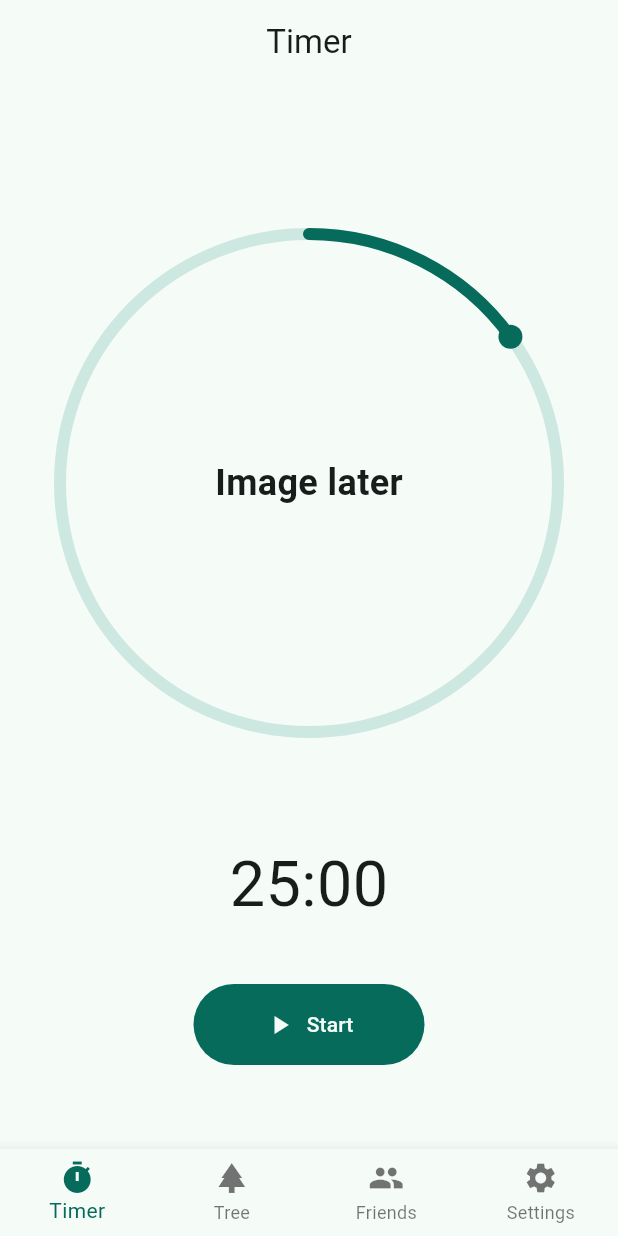
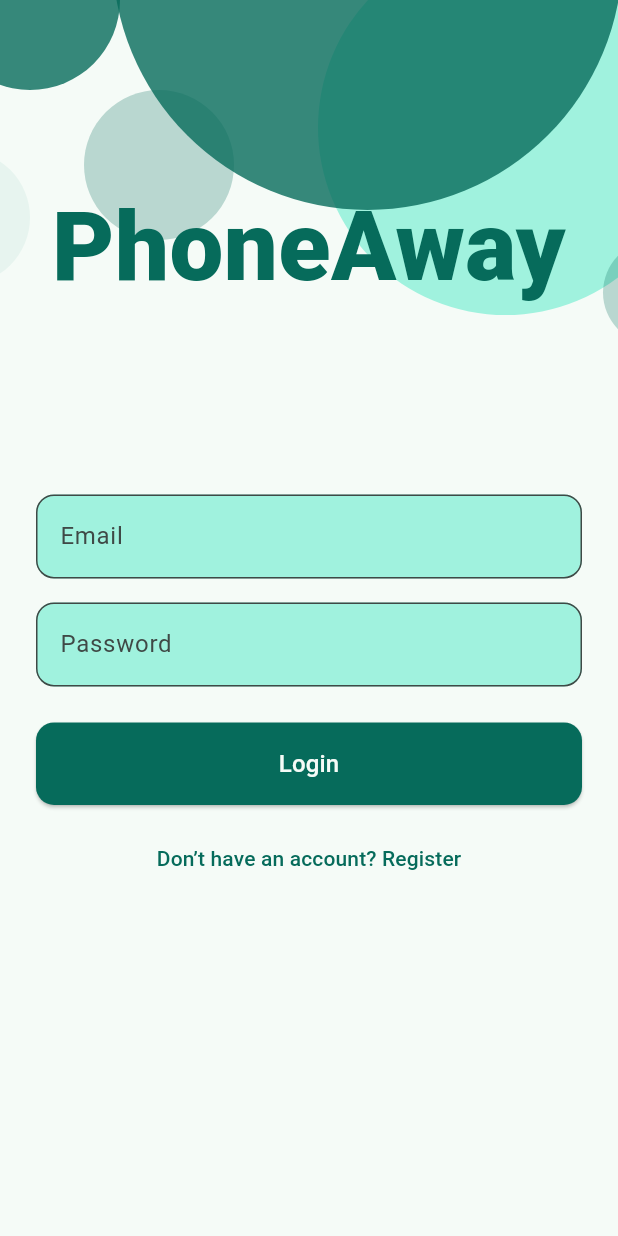
Before and after one commit to Juliangames/phone_away, a Flutter app: the screen it shows after launch, on a phone screen of 412 x 824 dp. Run offline on Flutter 3.47's test engine with Material 3 defaults, Android fonts, the phone set to English and light mode, and no system bars; drawn by our look-alikes of sleek_circular_slider; our stand-ins replace firebase_auth, firebase_core, image_picker; accounts and stored records are empty.

Commit message:
Added auth

```diff
--- a/lib/main.dart
+++ b/lib/main.dart
@@ -1,11 +1,18 @@
 import 'package:flutter/material.dart';
+import 'package:firebase_core/firebase_core.dart';
+import 'package:firebase_auth/firebase_auth.dart';
+import 'firebase_options.dart';
+
 import 'package:phone_away/theme/theme.dart';
 import 'screens/timer_page.dart';
 import 'screens/tree_page.dart';
 import 'screens/friends_page.dart';
 import 'screens/settings_page.dart';
+import 'screens/auth_page.dart'; // Make sure you created this as per earlier
 
-void main() {
+void main() async {
+  WidgetsFlutterBinding.ensureInitialized();
+  await Firebase.initializeApp(options: DefaultFirebaseOptions.currentPlatform);
   runApp(const MyApp());
 }
 
@@ -21,7 +28,31 @@ class MyApp extends StatelessWidget {
         useMaterial3: true,
         scaffoldBackgroundColor: AppColors.surfaceColor,
       ),
-      home: const MainNavigation(),
+      home: const AuthWrapper(), // 🔁 Auth-aware entry point
+    );
+  }
+}
+
+class AuthWrapper extends StatelessWidget {
+  const AuthWrapper({super.key});
+
+  @override
+  Widget build(BuildContext context) {
+    return StreamBuilder<User?>(
+      stream: FirebaseAuth.instance.authStateChanges(),
+      builder: (context, snapshot) {
+        if (snapshot.connectionState == ConnectionState.waiting) {
+          return const Scaffold(
+            body: Center(child: CircularProgressIndicator()),
+          );
+        }
+
+        if (snapshot.hasData) {
+          return const MainNavigation(); //  Authenticated
+        }
+
+        return const AuthPage(); //  Not logged in
+      },
     );
   }
 }
--- /dev/null
+++ b/lib/screens/auth_page.dart
@@ -0,0 +1,240 @@
+import 'package:flutter/material.dart';
+import 'package:firebase_auth/firebase_auth.dart';
+import 'package:phone_away/theme/theme.dart';
+import '../services/auth_service.dart';
+
+class AuthPage extends StatefulWidget {
+  const AuthPage({super.key});
+
+  @override
+  State<AuthPage> createState() => _AuthPageState();
+}
+
+class _AuthPageState extends State<AuthPage> {
+  final AuthService _authService = AuthService();
+  final _formKey = GlobalKey<FormState>();
+  bool _isLogin = true; // toggle between login/register
+  bool _loading = false;
+  String _email = '';
+  String _password = '';
+  String? _error;
+
+  Future<void> _submit() async {
+    if (!_formKey.currentState!.validate()) return;
+
+    setState(() {
+      _loading = true;
+      _error = null;
+    });
+
+    _formKey.currentState!.save();
+
+    try {
+      if (_isLogin) {
+        await _authService.signIn(
+          email: _email.trim(),
+          password: _password.trim(),
+        );
+      } else {
+        await _authService.register(
+          email: _email.trim(),
+          password: _password.trim(),
+        );
+      }
+      // On success, Firebase automatically keeps user logged in
+      // You can navigate away or rebuild based on auth state
+    } on FirebaseAuthException catch (e) {
+      setState(() {
+        _error = e.message;
+      });
+    } catch (e) {
+      setState(() {
+        _error = "An unknown error occurred.";
+      });
+    }
+
+    setState(() {
+      _loading = false;
+    });
+  }
+
+  @override
+  Widget build(BuildContext context) {
+    return Scaffold(
+      backgroundColor: AppColors.surfaceColor,
+      body: Stack(
+        children: [
+          // Background decorative circles
+          Positioned(
+            top: -60,
+            left: -40,
+            child: _buildCircle(120, AppColors.primaryColor.withOpacity(0.8)),
+          ),
+          Positioned(
+            top: -40,
+            right: -50,
+            child: _buildCircle(
+              250,
+              AppColors.primaryContainerColor.withOpacity(1),
+            ),
+          ),
+          Positioned(
+            top: -200,
+            left: 75,
+            child: _buildCircle(340, AppColors.primaryColor.withOpacity(0.8)),
+          ),
+          Positioned(
+            top: 100,
+            left: -70,
+            child: _buildCircle(
+              90,
+              AppColors.secondaryContainerColor.withOpacity(0.35),
+            ),
+          ),
+          Positioned(
+            top: 160,
+            right: -60,
+            child: _buildCircle(70, AppColors.primaryColor.withOpacity(0.25)),
+          ),
+          Positioned(
+            top: 60,
+            left: MediaQuery.of(context).size.width / 2 - 150,
+            child: _buildCircle(100, AppColors.primaryColor.withOpacity(0.25)),
+          ),
+
+          // Main content
+          Column(
+            children: [
+              // Big centered title
+              Expanded(
+                flex: 2,
+                child: Center(
+                  child: Text(
+                    'PhoneAway',
+                    style: const TextStyle(
+                      fontSize: 64,
+                      fontWeight: FontWeight.w800,
+                      color: AppColors.primaryColor,
+                    ),
+                    textAlign: TextAlign.center,
+                  ),
+                ),
+              ),
+
+              // Form fields
+              Expanded(
+                flex: 3,
+                child: SingleChildScrollView(
+                  padding: const EdgeInsets.symmetric(horizontal: 24),
+                  child: Form(
+                    key: _formKey,
+                    child: Column(
+                      mainAxisSize: MainAxisSize.min,
+                      crossAxisAlignment: CrossAxisAlignment.stretch,
+                      children: [
+                        TextFormField(
+                          key: const ValueKey('email'),
+                          decoration: InputDecoration(
+                            labelText: 'Email',
+                            labelStyle: const TextStyle(
+                              color: AppColors.onSurfaceVariantColor,
+                            ),
+                            filled: true,
+                            fillColor: AppColors.primaryContainerColor,
+                            border: OutlineInputBorder(
+                              borderRadius: BorderRadius.circular(12),
+                            ),
+                          ),
+                          keyboardType: TextInputType.emailAddress,
+                          autocorrect: false,
+                          textCapitalization: TextCapitalization.none,
+                          validator: (value) {
+                            if (value == null || !value.contains('@')) {
+                              return 'Enter a valid email';
+                            }
+                            return null;
+                          },
+                          onSaved: (value) => _email = value ?? '',
+                        ),
+                        const SizedBox(height: 16),
+                        TextFormField(
+                          key: const ValueKey('password'),
+                          decoration: InputDecoration(
+                            labelText: 'Password',
+                            labelStyle: const TextStyle(
+                              color: AppColors.onSurfaceVariantColor,
+                            ),
+                            filled: true,
+                            fillColor: AppColors.primaryContainerColor,
+                            border: OutlineInputBorder(
+                              borderRadius: BorderRadius.circular(12),
+                            ),
+                          ),
+                          obscureText: true,
+                          validator: (value) {
+                            if (value == null || value.length < 6) {
+                              return 'Password must be at least 6 characters';
+                            }
+                            return null;
+                          },
+                          onSaved: (value) => _password = value ?? '',
+                        ),
+                        const SizedBox(height: 24),
+                        if (_error != null)
+                          Text(
+                            _error!,
+                            style: const TextStyle(color: AppColors.errorColor),
+                            textAlign: TextAlign.center,
+                          ),
+                        if (_loading)
+                          const Center(child: CircularProgressIndicator())
+                        else
+                          ElevatedButton(
+                            onPressed: _submit,
+                            style: ElevatedButton.styleFrom(
+                              backgroundColor: AppColors.primaryColor,
+                              foregroundColor: AppColors.onPrimaryColor,
+                              shape: RoundedRectangleBorder(
+                                borderRadius: BorderRadius.circular(12),
+                              ),
+                              padding: const EdgeInsets.symmetric(vertical: 16),
+                            ),
+                            child: Text(
+                              _isLogin ? 'Login' : 'Register',
+                              style: const TextStyle(fontSize: 16),
+                            ),
+                          ),
+                        const SizedBox(height: 12),
+                        TextButton(
+                          onPressed: () => setState(() => _isLogin = !_isLogin),
+                          child: Text(
+                            _isLogin
+                                ? 'Don’t have an account? Register'
+                                : 'Already have an account? Login',
+                            style: const TextStyle(
+                              fontSize: 14,
+                              color: AppColors.primaryColor,
+                            ),
+                          ),
+                        ),
+                      ],
+                    ),
+                  ),
+                ),
+              ),
+            ],
+          ),
+        ],
+      ),
+    );
+  }
+
+  // Helper to build decorative circle
+  Widget _buildCircle(double size, Color color) {
+    return Container(
+      width: size,
+      height: size,
+      decoration: BoxDecoration(shape: BoxShape.circle, color: color),
+    );
+  }
+}
--- /dev/null
+++ b/lib/services/auth_service.dart
@@ -0,0 +1,35 @@
+import 'package:firebase_auth/firebase_auth.dart';
+
+class AuthService {
+  final FirebaseAuth _auth = FirebaseAuth.instance;
+
+  Stream<User?> get userChanges => _auth.authStateChanges();
+
+  User? get currentUser => _auth.currentUser;
+
+  Future<User?> signIn({
+    required String email,
+    required String password,
+  }) async {
+    final cred = await _auth.signInWithEmailAndPassword(
+      email: email,
+      password: password,
+    );
+    return cred.user;
+  }
+
+  Future<User?> register({
+    required String email,
+    required String password,
+  }) async {
+    final cred = await _auth.createUserWithEmailAndPassword(
+      email: email,
+      password: password,
+    );
+    return cred.user;
+  }
+
+  Future<void> signOut() async {
+    await _auth.signOut();
+  }
+}
--- a/pubspec.yaml
+++ b/pubspec.yaml
@@ -36,6 +36,10 @@ dependencies:
   # Use with the CupertinoIcons class for iOS style icons.
   cupertino_icons: ^1.0.8
   sleek_circular_slider: ^2.0.1
+
+  firebase_core: ^3.13.0
+  firebase_auth: ^5.5.4
+  flutter_hooks: ^0.21.2
 
 dev_dependencies:
   flutter_test:
```
Also changed, not shown: firebase.json (added), lib/firebase_options.dart (added), pubspec.lock, 3 other files.
